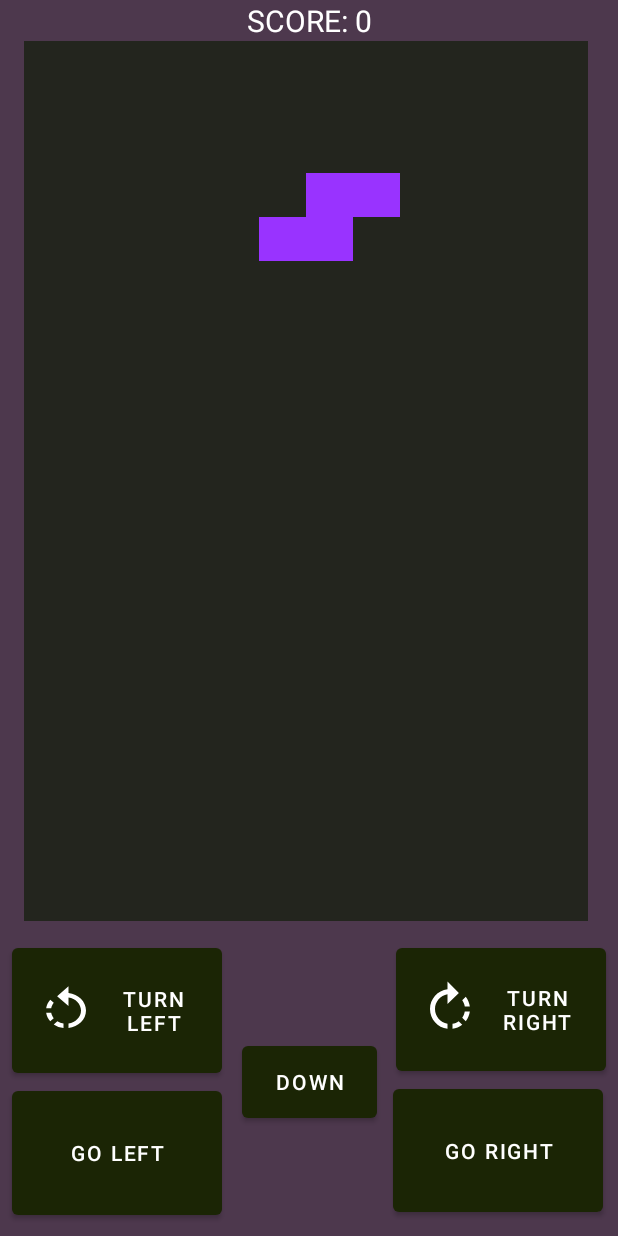
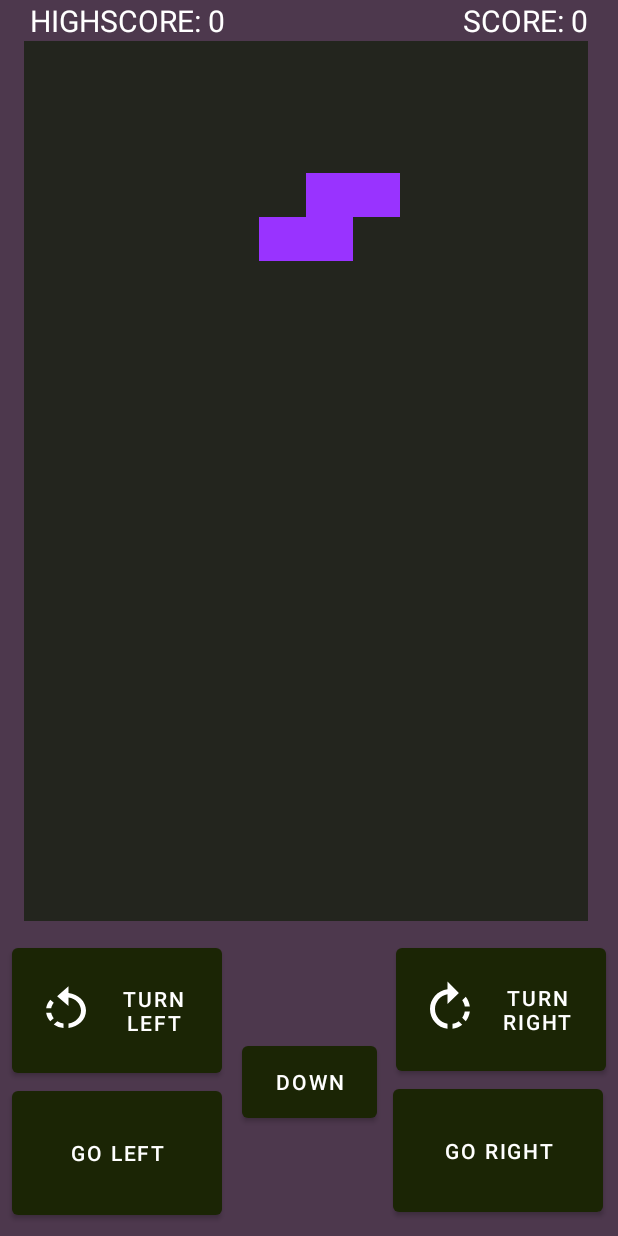
Before and after one commit to x632/Tetris, an Android app: the screen it shows after launch (MainActivity), after a tap on "START", on a phone screen of 412 x 824 dp. Run offline under Robolectric (Android 15) with nearby library versions, the phone set to English and light mode, and no system bars.

Commit message:
added highscore

```diff
--- a/app/src/main/java/com/poema/tetris/Game.kt
+++ b/app/src/main/java/com/poema/tetris/Game.kt
@@ -1,8 +1,7 @@
 package com.poema.tetris
 
-import com.poema.tetris.ui.fragments.INCREASE_SPEED_INTERVAL
 
-class Game {
+object Game {
     var gameOn = false
     var interval = 1000L
     var time = 0L
--- a/app/src/main/java/com/poema/tetris/Position.kt
+++ b/app/src/main/java/com/poema/tetris/Position.kt
@@ -1,3 +1,6 @@
 package com.poema.tetris
 
-class Position ( var x: Int = 0, var y: Int = 0)
+class Position (
+    var x: Int = 0,
+    var y: Int = 0
+)
--- a/app/src/main/java/com/poema/tetris/ui/DynamicView.kt
+++ b/app/src/main/java/com/poema/tetris/ui/DynamicView.kt
@@ -31,6 +31,7 @@ class DynamicView(context: Context?, w: Int, h: Int) :
                         5 -> rgb(51, 153, 255)  //magenta
                         6 -> rgb(153, 51, 255) //purple
                         7 -> rgb(255, 51, 255) //pink
+                        8 -> rgb(255,255,255) //white
                         else -> {
                             0
                         }
--- a/app/src/main/java/com/poema/tetris/ui/fragments/GameFragment.kt
+++ b/app/src/main/java/com/poema/tetris/ui/fragments/GameFragment.kt
@@ -8,6 +8,7 @@ import android.util.DisplayMetrics
 import android.view.*
 import android.widget.Button
 import android.widget.TextView
+import androidx.appcompat.app.AppCompatActivity
 import androidx.fragment.app.Fragment
 import androidx.fragment.app.viewModels
 import com.poema.tetris.*
@@ -15,7 +16,7 @@ import com.poema.tetris.R.id.goDown
 import com.poema.tetris.ui.*
 import kotlinx.coroutines.*
 import kotlinx.coroutines.Dispatchers.Main
-
+import com.poema.tetris.Game
 
 const val INCREASE_SPEED_INTERVAL = 15
 
@@ -28,6 +29,7 @@ class GameFragment : Fragment() {
     private lateinit var rowSound: MediaPlayer
     private lateinit var tetrisSound: MediaPlayer
     private lateinit var startDownBtn: Button
+    private lateinit var highScoreTV: TextView
 
 
     override fun onCreateView(
@@ -49,15 +51,22 @@ class GameFragment : Fragment() {
         val goLeft: View = requireActivity().findViewById(R.id.goLeft)
         val rotateLeft: View = requireActivity().findViewById(R.id.rotateLeft)
         val rotateRight: View = requireActivity().findViewById(R.id.rotateRight)
+        highScoreTV = requireActivity().findViewById(R.id.highScore)
 
         startDownBtn = requireActivity().findViewById(goDown)
         startDownBtn.text = getString(R.string.start)
         viewModel.showIntroText()
 
+        val prefs = activity!!.getSharedPreferences("HighScore", AppCompatActivity.MODE_PRIVATE)
+        val hsC = prefs!!.getInt("HighestScore", 0)
+        val text = "HIGHSCORE: $hsC"
+        highScoreTV.text = text
+
+
         startDownBtn.setOnClickListener {
             startDownBtn.text = getString(R.string.down)
             startDownBtn.setTextColor(Color.WHITE)
-            if (viewModel.game.gameOn) viewModel.moveBlockDown()
+            if (Game.gameOn) viewModel.moveBlockDown()
             else {
                 viewModel.onStart()
             }
@@ -109,7 +118,20 @@ class GameFragment : Fragment() {
                 is GameFragmentViewModel.UiInstruction.MakeRowSound -> CoroutineScope(Main).launch {
                     rowSound.start()
                 }
-                is GameFragmentViewModel.UiInstruction.Restart -> restart()
+                is GameFragmentViewModel.UiInstruction.Restart -> {
+                    val prefs = activity?.getSharedPreferences("HighScore",AppCompatActivity.MODE_PRIVATE)
+                    val hs = prefs!!.getInt("HighestScore", 0)
+                    println("!!! tidigare highscore: $hs")
+
+                    if (hs < instruction.score) {
+                        println("!!! Poängen: ${instruction.score}")
+                        val editor = prefs!!.edit()
+                        editor!!.putInt("HighestScore", instruction.score)
+                        editor.commit()
+                    }
+
+                    restart()
+                }
 
                 is GameFragmentViewModel.UiInstruction.RefreshScreen -> view?.invalidate()
 
@@ -120,7 +142,7 @@ class GameFragment : Fragment() {
         }
     }
 
-    private fun showScore(score: Int){
+    private fun showScore(score: Int) {
         val text = "SCORE: $score"
         scoreTV.text = text
     }
--- a/app/src/main/java/com/poema/tetris/ui/fragments/GameFragmentViewModel.kt
+++ b/app/src/main/java/com/poema/tetris/ui/fragments/GameFragmentViewModel.kt
@@ -1,6 +1,7 @@
 package com.poema.tetris.ui.fragments
 
 
+import androidx.appcompat.app.AppCompatActivity
 import androidx.lifecycle.MutableLiveData
 import androidx.lifecycle.ViewModel
 import androidx.lifecycle.viewModelScope
@@ -15,13 +16,14 @@ class GameFragmentViewModel : ViewModel() {
     private var introJob: Job? = null
     private var job: Job? = null
     private val player = Player()
-    val game = Game()
+
+
 
     sealed class UiInstruction {
         object RefreshScreen : UiInstruction()
         object MakeRowSound : UiInstruction()
         data class MakeTetrisSound(val score: Int) : UiInstruction()
-        object Restart : UiInstruction()
+        data class Restart (var score: Int): UiInstruction()
         data class ShowScore(val score: Int) : UiInstruction()
     }
 
@@ -31,33 +33,35 @@ class GameFragmentViewModel : ViewModel() {
 
     fun onStart() {
         introJob?.let { introJob!!.cancel() }
-        game.gameOn = true
-        game.time = System.currentTimeMillis()
-        game.lapTime = System.currentTimeMillis() + INCREASE_SPEED_INTERVAL * 1000
+        Game.gameOn = true
+        Game.time = System.currentTimeMillis()
+        Game.lapTime = System.currentTimeMillis() + INCREASE_SPEED_INTERVAL * 1000
         GameScreen.emptyGameScreen()
         pickBlock()
     }
 
-    private fun pickBlock() {
-        if (game.newRound) {
-            removeFullRowsAndRearrangeScreen()
+    private fun pickBlock() {  //main loop
+        if (Game.newRound) {
+            val rows = removeFullRowsAndRearrangeScreen()
+            doScoring(rows)
             val code = "ILJOZST".random()
             player.currentBlock = GameScreen.createBlock(code)
         }
 
-        game.newRound = false
+        Game.newRound = false
         mainFunction()
         pause()
     }
 
-    private fun mainFunction() {
-        if (System.currentTimeMillis() > game.lapTime) {
+
+    private fun mainFunction() {   //main loop
+        if (System.currentTimeMillis() > Game.lapTime) {
             increaseSpeed()
-            game.lapTime = System.currentTimeMillis() + (INCREASE_SPEED_INTERVAL * 1000)
+            Game.lapTime = System.currentTimeMillis() + (INCREASE_SPEED_INTERVAL * 1000)
         }
         if (player.position.y == 0 && isCollision(player)) {
             job?.cancel()
-            game.gameOn = false
+            Game.gameOn = false
         }
         removeBlock()
         player.position.y++
@@ -67,29 +71,28 @@ class GameFragmentViewModel : ViewModel() {
             _uiInstruction.value = UiInstruction.RefreshScreen
             player.position.y = 0
             player.position.x = 5
-            game.newRound = true
+            Game.newRound = true
 
-            if (game.gameOn) pickBlock() else onEnd()
+            if (Game.gameOn) pickBlock() else onEnd()
         } else {
             insertBlock(player)
             _uiInstruction.value = UiInstruction.RefreshScreen
         }
     }
 
-    private fun pause() {
+    private fun pause() {     //main loop
         job?.let { job!!.cancel() }
         job = viewModelScope.launch {
-            delay(game.interval)
-            if (game.gameOn) pickBlock() else onEnd()
+            delay(Game.interval)
+            if (Game.gameOn) pickBlock() else onEnd()
         }
     }
 
     private fun increaseSpeed() {
-        println("!!! INTERVAL HAS SHORTENED TO ${game.interval}!")
-        if (game.interval > 25) game.interval -= 25L
+        if (Game.interval > 25) Game.interval -= 25L
     }
 
-    private fun removeFullRowsAndRearrangeScreen() {
+    private fun removeFullRowsAndRearrangeScreen(): Int {
         var amountOfFullRows = 0
         outer@ while (true) {
             for (y in GameScreen.arr.lastIndex downTo 0) {
@@ -115,10 +118,10 @@ class GameFragmentViewModel : ViewModel() {
             }
             break
         }
-        doScoring(amountOfFullRows)
+        return amountOfFullRows
     }
 
-    private fun doScoring(rows: Int){
+    private fun doScoring(rows: Int) {
         if (rows == 4) {
             calculateScore(rows)
             _uiInstruction.value = UiInstruction.MakeTetrisSound(player.score)
@@ -132,11 +135,12 @@ class GameFragmentViewModel : ViewModel() {
         player.score += (rows * 10) * (rows * 2)
     }
 
-    fun insertBlock(player:Player) {
+    fun insertBlock(player: Player) {
         player.currentBlock.forEachIndexed { rowIndex, _ ->
             player.currentBlock[rowIndex].forEachIndexed { columnIndex, value ->
                 if (value != 0) {
-                    GameScreen.arr[rowIndex + player.position.y][columnIndex + player.position.x] = value
+                    GameScreen.arr[rowIndex + player.position.y][columnIndex + player.position.x] =
+                        value
                 }
             }
         }
@@ -146,7 +150,8 @@ class GameFragmentViewModel : ViewModel() {
         for (rowIndex in 0..player.currentBlock.lastIndex) {
             for (columnIndex in 0..player.currentBlock.lastIndex) {
                 if (player.currentBlock[rowIndex][columnIndex] != 0) {
-                    GameScreen.arr[rowIndex + player.position.y][columnIndex + player.position.x] = 0
+                    GameScreen.arr[rowIndex + player.position.y][columnIndex + player.position.x] =
+                        0
                 }
             }
         }
@@ -186,7 +191,7 @@ class GameFragmentViewModel : ViewModel() {
         player.currentBlock = turnedBlock
     }
 
-    fun isCollision(player:Player): Boolean {
+    fun isCollision(player: Player): Boolean {
         for (y in player.currentBlock.indices) {
             for (x in player.currentBlock[y].indices) {
                 if (player.currentBlock[y][x] != 0) {
@@ -255,7 +260,7 @@ class GameFragmentViewModel : ViewModel() {
 
     private fun onEnd() {
         job?.cancel()
-        _uiInstruction.value = UiInstruction.Restart
+        _uiInstruction.value = UiInstruction.Restart(player.score)
     }
 
 }
--- a/app/src/main/res/layout/activity_main.xml
+++ b/app/src/main/res/layout/activity_main.xml
@@ -11,13 +11,27 @@
         android:id="@+id/score"
         android:layout_width="wrap_content"
         android:layout_height="wrap_content"
-        android:text="SCORE"
+        android:layout_marginEnd="20dp"
+        android:text="SCORE: 0"
+        android:textAlignment="center"
+
+        android:textColor="#FFFFFF"
+        android:textSize="20sp"
+        app:layout_constraintBottom_toTopOf="@+id/fragmentContainerView"
+
+        app:layout_constraintEnd_toEndOf="parent"
+        app:layout_constraintTop_toTopOf="parent" />
+
+    <TextView
+        android:id="@+id/highScore"
+        android:layout_width="wrap_content"
+        android:layout_height="wrap_content"
+        android:layout_marginStart="20dp"
+        android:text="HIGHSCORE"
         android:textAlignment="center"
         android:textColor="#FFFFFF"
-
         android:textSize="20sp"
         app:layout_constraintBottom_toTopOf="@+id/fragmentContainerView"
-        app:layout_constraintEnd_toEndOf="parent"
         app:layout_constraintStart_toStartOf="parent"
         app:layout_constraintTop_toTopOf="parent" />
 
```
Also changed, not shown: 2 other files.
